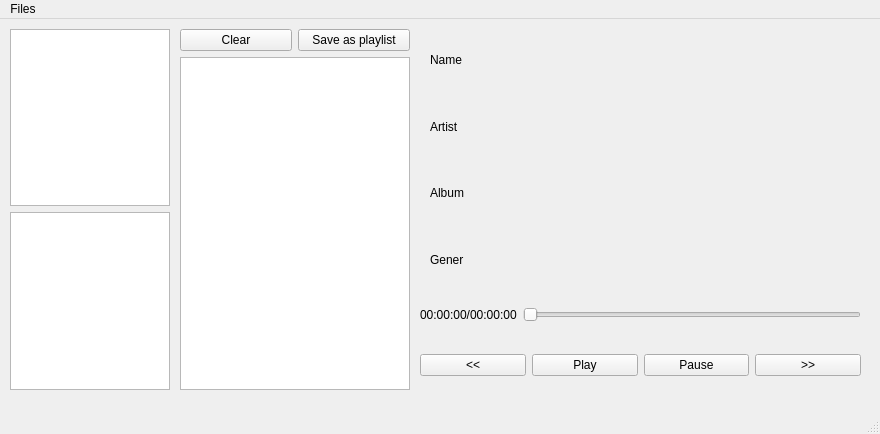
The window that MainView.ui (atrin-hojjat/MusicPlayer_AP) describes before a commit, drawn with Qt 5.
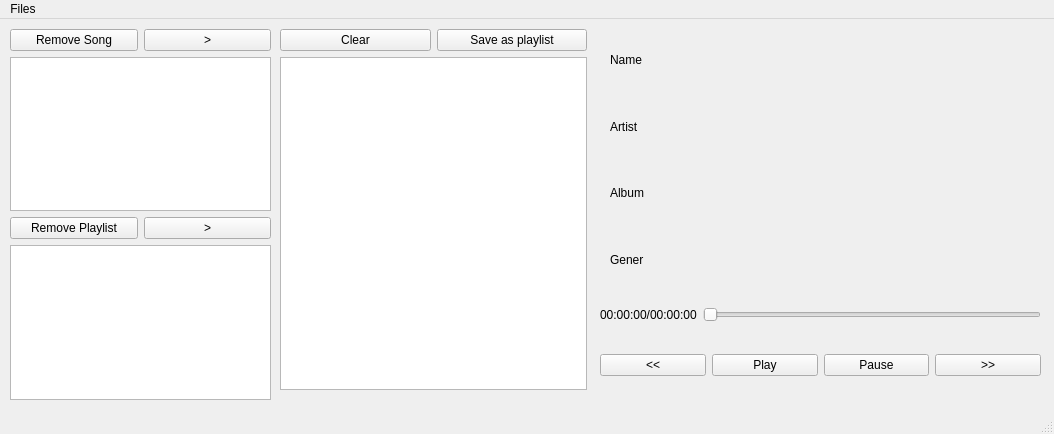
The same window after the commit.

The edit to the form file:
```diff
--- a/MainView.ui
+++ b/MainView.ui
@@ -6,7 +6,7 @@
    <rect>
     <x>0</x>
     <y>0</y>
-    <width>880</width>
+    <width>1054</width>
     <height>434</height>
    </rect>
   </property>
@@ -14,28 +14,10 @@
    <string>MainWindow</string>
   </property>
   <widget class="QWidget" name="centralwidget">
-   <widget class="QWidget" name="verticalLayoutWidget">
-    <property name="geometry">
-     <rect>
-      <x>10</x>
-      <y>10</y>
-      <width>160</width>
-      <height>361</height>
-     </rect>
-    </property>
-    <layout class="QVBoxLayout" name="verticalLayout">
-     <item>
-      <widget class="QTableView" name="songLibrary"/>
-     </item>
-     <item>
-      <widget class="QListView" name="playListList"/>
-     </item>
-    </layout>
-   </widget>
    <widget class="QWidget" name="horizontalLayoutWidget">
     <property name="geometry">
      <rect>
-      <x>420</x>
+      <x>600</x>
       <y>330</y>
       <width>441</width>
       <height>32</height>
@@ -75,7 +57,7 @@
    <widget class="QWidget" name="horizontalLayoutWidget_2">
     <property name="geometry">
      <rect>
-      <x>420</x>
+      <x>600</x>
       <y>280</y>
       <width>441</width>
       <height>31</height>
@@ -101,9 +83,9 @@
    <widget class="QWidget" name="verticalLayoutWidget_2">
     <property name="geometry">
      <rect>
-      <x>180</x>
+      <x>280</x>
       <y>10</y>
-      <width>230</width>
+      <width>307</width>
       <height>361</height>
      </rect>
     </property>
@@ -134,7 +116,7 @@
    <widget class="QWidget" name="gridLayoutWidget">
     <property name="geometry">
      <rect>
-      <x>430</x>
+      <x>610</x>
       <y>10</y>
       <width>431</width>
       <height>261</height>
@@ -199,19 +181,67 @@
      </item>
     </layout>
    </widget>
-   <zorder>verticalLayoutWidget</zorder>
-   <zorder>horizontalLayoutWidget</zorder>
-   <zorder>horizontalLayoutWidget_2</zorder>
-   <zorder>verticalLayoutWidget_2</zorder>
-   <zorder>nextButton</zorder>
-   <zorder>gridLayoutWidget</zorder>
+   <widget class="QWidget" name="gridLayoutWidget_2">
+    <property name="geometry">
+     <rect>
+      <x>10</x>
+      <y>10</y>
+      <width>261</width>
+      <height>371</height>
+     </rect>
+    </property>
+    <layout class="QGridLayout" name="gridLayout_2">
+     <item row="2" column="0">
+      <layout class="QHBoxLayout" name="horizontalLayout_4">
+       <item>
+        <widget class="QPushButton" name="removePlaylist">
+         <property name="text">
+          <string>Remove Playlist</string>
+         </property>
+        </widget>
+       </item>
+       <item>
+        <widget class="QPushButton" name="insertPlaylist">
+         <property name="text">
+          <string>&gt;</string>
+         </property>
+        </widget>
+       </item>
+      </layout>
+     </item>
+     <item row="1" column="0">
+      <widget class="QTableView" name="songs"/>
+     </item>
+     <item row="3" column="0">
+      <widget class="QListView" name="playlistList"/>
+     </item>
+     <item row="0" column="0">
+      <layout class="QHBoxLayout" name="horizontalLayout_6">
+       <item>
+        <widget class="QPushButton" name="removeSong">
+         <property name="text">
+          <string>Remove Song</string>
+         </property>
+        </widget>
+       </item>
+       <item>
+        <widget class="QPushButton" name="insertSong">
+         <property name="text">
+          <string>&gt;</string>
+         </property>
+        </widget>
+       </item>
+      </layout>
+     </item>
+    </layout>
+   </widget>
   </widget>
   <widget class="QMenuBar" name="menubar">
    <property name="geometry">
     <rect>
      <x>0</x>
      <y>0</y>
-     <width>880</width>
+     <width>1054</width>
      <height>22</height>
     </rect>
    </property>
```
